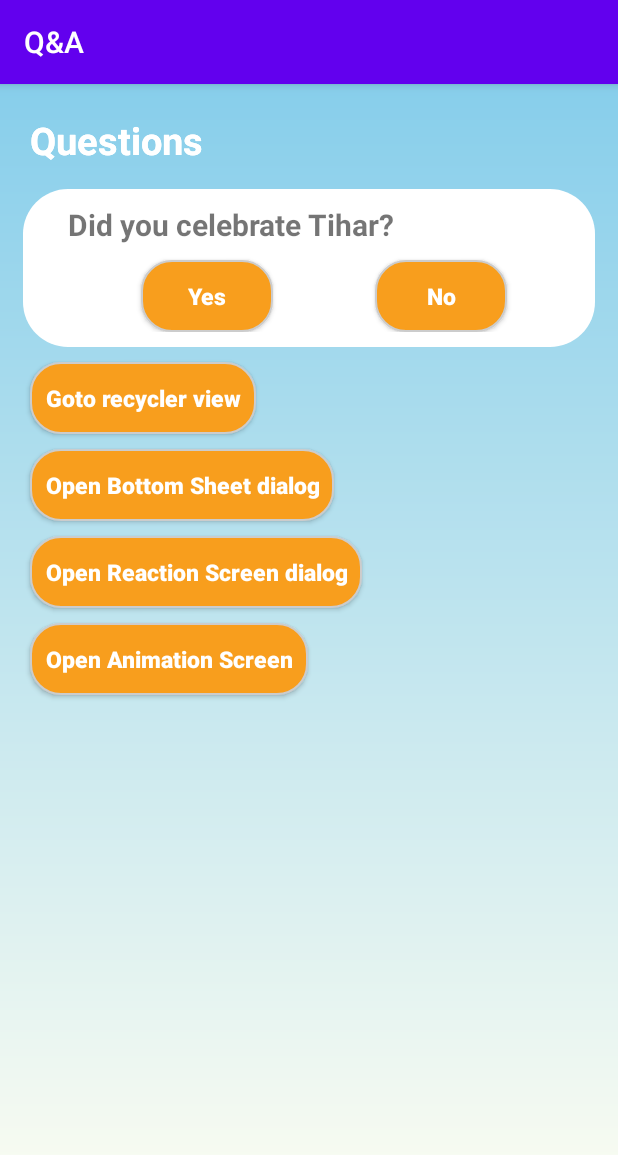
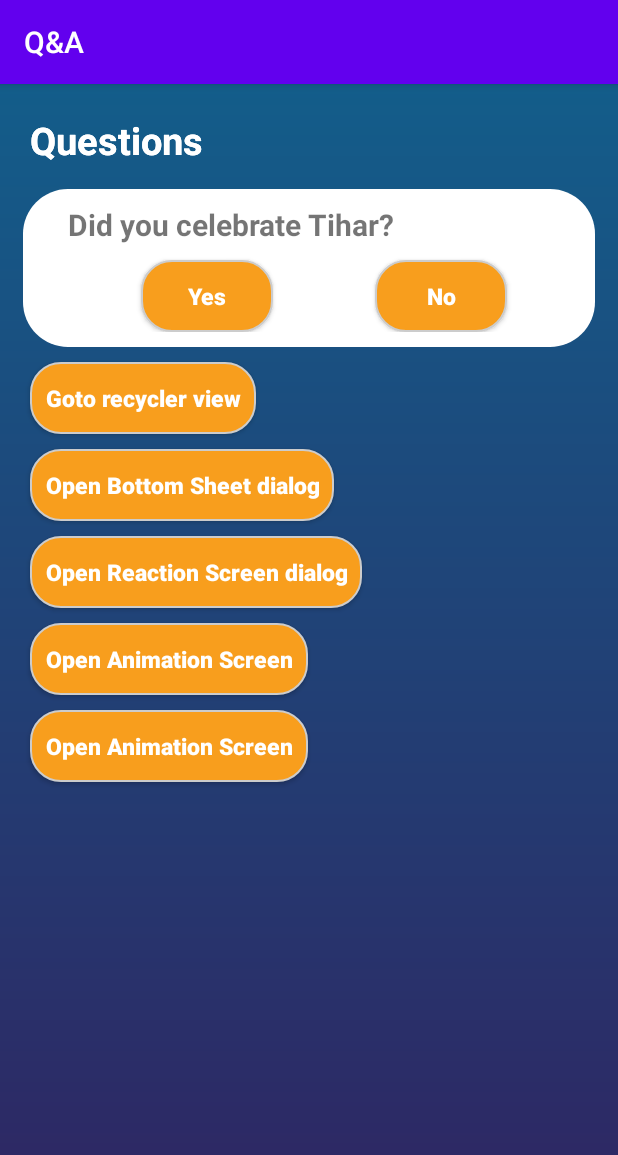
Before and after one commit to alisha-budhathoki/Q-A, an Android app: the screen it shows after launch (MainActivity), on a phone screen of 412 x 824 dp. Shown: the top 1155 px of the screen. Run offline under Robolectric (Android 15) with nearby library versions, the phone set to English and light mode, and no system bars; our stand-ins replace Firebase (no records; nobody signed in at launch, a user with empty details on screens opened directly).

Commit message:
added radio button list

```diff
--- a/app/src/main/AndroidManifest.xml
+++ b/app/src/main/AndroidManifest.xml
@@ -9,7 +9,8 @@
         android:roundIcon="@mipmap/ic_launcher_round"
         android:supportsRtl="true"
         android:theme="@style/AppTheme">
-        <activity android:name=".AnimationScreen"></activity>
+        <activity android:name=".RadioList"></activity>
+        <activity android:name=".AnimationScreen" />
         <activity android:name=".ItemActivity" />
         <activity android:name=".NotificationDetailActivity" />
         <activity android:name=".OnBoardActivity" />
--- a/app/src/main/java/com/alisha/qa/MainActivity.java
+++ b/app/src/main/java/com/alisha/qa/MainActivity.java
@@ -115,4 +115,9 @@ public class MainActivity extends AppCompatActivity {
         Intent gotoScreen = new Intent(MainActivity.this, AnimationScreen.class);
         startActivity(gotoScreen);
     }
+    public void openRadio(View view) {
+        System.out.println("ndsjksbsd");
+        Intent gotoScreen = new Intent(MainActivity.this, RadioList.class);
+        startActivity(gotoScreen);
+    }
 }
--- a/app/src/main/res/drawable/my_gradient_drawable.xml
+++ b/app/src/main/res/drawable/my_gradient_drawable.xml
@@ -3,6 +3,6 @@
     <gradient
         android:type="linear"
         android:angle="90"
-        android:startColor="#FFFEF2"
-        android:endColor="#87CEEB" />
+        android:startColor="#2f2562"
+        android:endColor="#135d8a" />
 </shape>
--- a/app/src/main/res/layout/activity_main.xml
+++ b/app/src/main/res/layout/activity_main.xml
@@ -163,5 +163,23 @@
         app:layout_constraintStart_toStartOf="parent"
         app:layout_constraintTop_toBottomOf="@+id/openReactionPage"
         />
+    <Button
+        android:id="@+id/radioButtonList"
+        android:layout_width="wrap_content"
+        android:layout_height="wrap_content"
+        android:text="Open Animation Screen"
+        android:textAllCaps="false"
+        android:background="@drawable/layer_list"
+        android:textColor="@color/white"
+        android:padding="10dp"
+        android:textStyle="bold"
+        android:onClick="openRadio"
+        android:textSize="15sp"
+        android:layout_marginTop="10dp"
+        android:layout_marginLeft="20dp"
+        app:layout_constraintRight_toRightOf="parent"
+        app:layout_constraintStart_toStartOf="parent"
+        app:layout_constraintTop_toBottomOf="@+id/animationPage"
+        />
 
 </androidx.constraintlayout.widget.ConstraintLayout>
```
Also changed, not shown: app/src/main/java/com/alisha/qa/RadioList.java (added, +14 -0 lines), app/src/main/res/layout/activity_radio_list.xml (added, +107 -0 lines), app/src/main/res/font/milkshake.ttf (added), app/src/main/res/font/quick_sand.ttf (added).
